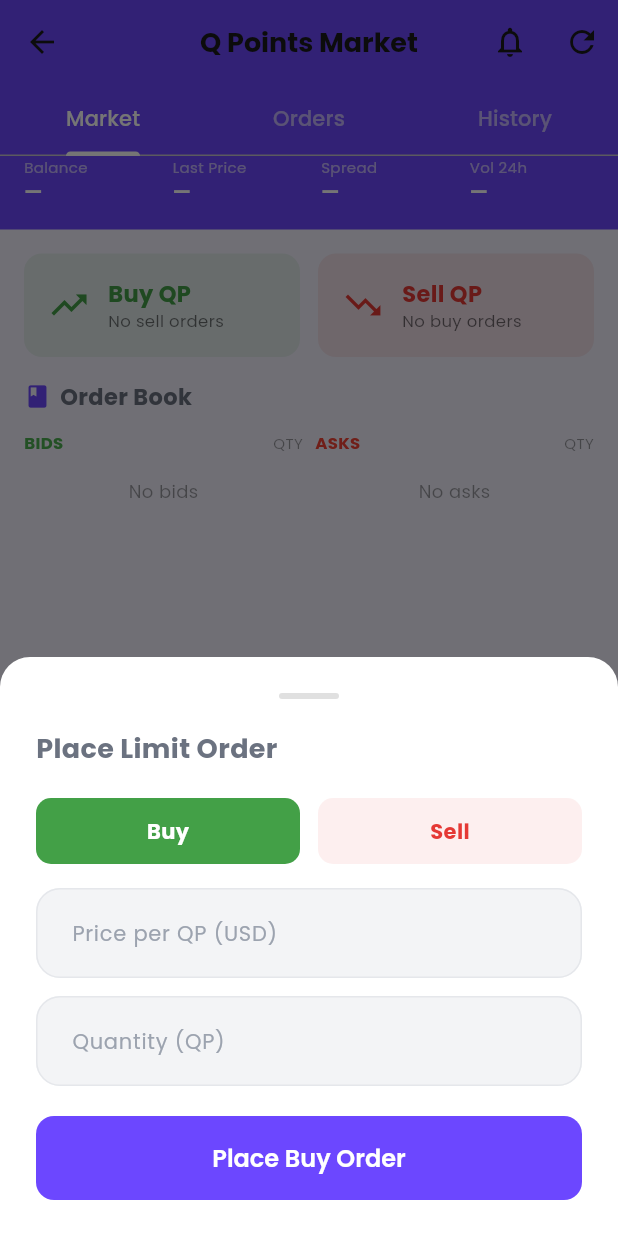
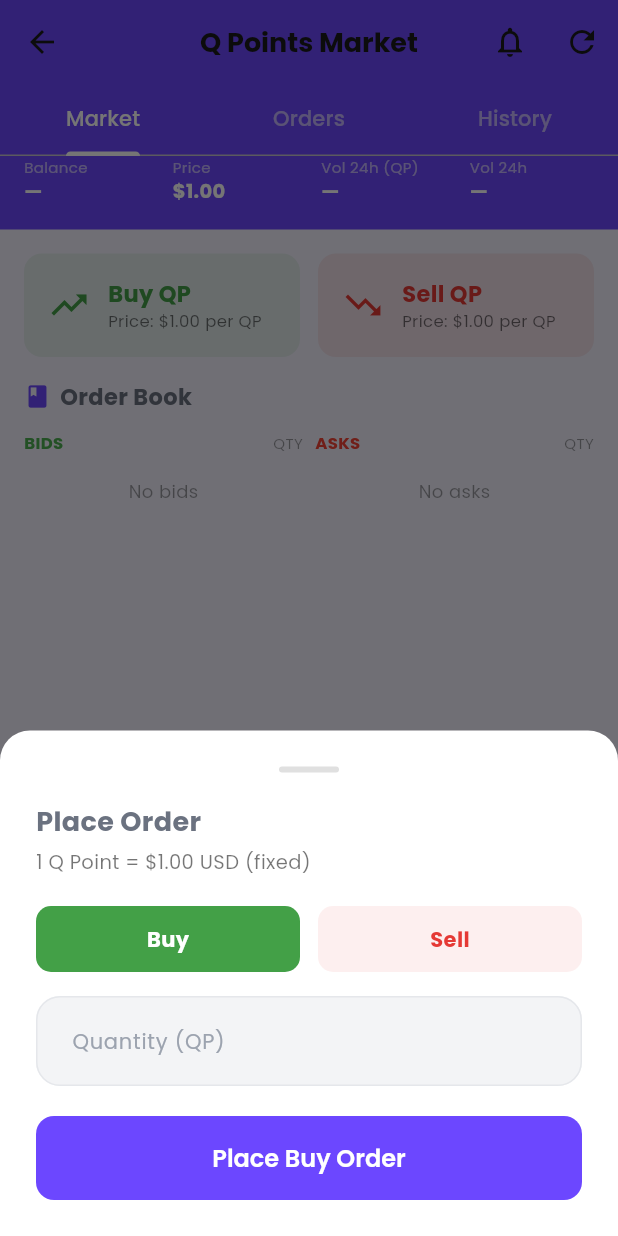
Before and after one commit to CIRCA-RL-GHANA/Flutter-Final, a Flutter app: the QPointMarketScreen screen opened by its route, after a tap on "Place Order", on a phone screen of 412 x 824 dp. Run offline on Flutter 3.47's test engine with Material 3 defaults, Android fonts, the phone set to English and light mode, and no system bars; our stand-ins replace connectivity_plus, dio, flutter_riverpod, google_fonts, hive, hive_flutter and 2 more; missing offline and left inert: dart:html; accounts and stored records are empty; statements that could not run were skipped.

Commit message:
fix(qpoints-ui): remove price input, enforce fixed 1.00 display

```diff
--- a/lib/features/go/screens/qpoint_market_screen.dart
+++ b/lib/features/go/screens/qpoint_market_screen.dart
@@ -154,18 +154,14 @@ class _StatsBanner extends StatelessWidget {
                 : '—',
           ),
           const SizedBox(width: 16),
-          _Stat(
-            label: 'Last Price',
-            value: stats?.lastPrice != null
-                ? '\$${stats!.lastPrice!.toStringAsFixed(4)}'
-                : '—',
+          const _Stat(
+            label: 'Price',
+            value: '\$1.00',
           ),
           const SizedBox(width: 16),
           _Stat(
-            label: 'Spread',
-            value: stats?.spreadPercent != null
-                ? '${stats!.spreadPercent!.toStringAsFixed(2)}%'
-                : '—',
+            label: 'Vol 24h (QP)',
+            value: stats != null ? _formatVol(stats.volume24h) : '—',
           ),
           const SizedBox(width: 16),
           _Stat(
@@ -236,17 +232,12 @@ class _QuickActions extends StatelessWidget {
 
   @override
   Widget build(BuildContext context) {
-    final bestBid = provider.orderBook?.bestBid;
-    final bestAsk = provider.orderBook?.bestAsk;
-
     return Row(
       children: [
         Expanded(
           child: _ActionCard(
             label: 'Buy QP',
-            subLabel: bestAsk != null
-                ? 'Best ask: \$${bestAsk.toStringAsFixed(4)}'
-                : 'No sell orders',
+            subLabel: 'Price: \$1.00 per QP',
             color: Colors.green.shade600,
             icon: Icons.trending_up,
             onTap: () => _showCashInSheet(context),
@@ -256,9 +247,7 @@ class _QuickActions extends StatelessWidget {
         Expanded(
           child: _ActionCard(
             label: 'Sell QP',
-            subLabel: bestBid != null
-                ? 'Best bid: \$${bestBid.toStringAsFixed(4)}'
-                : 'No buy orders',
+            subLabel: 'Price: \$1.00 per QP',
             color: Colors.red.shade600,
             icon: Icons.trending_down,
             onTap: () => _showCashOutSheet(context),
@@ -649,14 +638,12 @@ class _PlaceOrderSheet extends StatefulWidget {
 }
 
 class _PlaceOrderSheetState extends State<_PlaceOrderSheet> {
-  final _priceCtrl = TextEditingController();
   final _qtyCtrl = TextEditingController();
   final _formKey = GlobalKey<FormState>();
   String _type = 'buy';
 
   @override
   void dispose() {
-    _priceCtrl.dispose();
     _qtyCtrl.dispose();
     super.dispose();
   }
@@ -693,9 +680,14 @@ class _PlaceOrderSheetState extends State<_PlaceOrderSheet> {
                   ),
                 ),
               ),
-              const Text('Place Limit Order',
+              const Text('Place Order',
                   style:
                       TextStyle(fontWeight: FontWeight.bold, fontSize: 18)),
+              const SizedBox(height: 4),
+              const Text(
+                '1 Q Point = \$1.00 USD (fixed)',
+                style: TextStyle(color: Colors.black54, fontSize: 13),
+              ),
               const SizedBox(height: 20),
 
               // Buy / Sell toggle
@@ -719,23 +711,6 @@ class _PlaceOrderSheetState extends State<_PlaceOrderSheet> {
               const SizedBox(height: 16),
 
               TextFormField(
-                controller: _priceCtrl,
-                keyboardType:
-                    const TextInputType.numberWithOptions(decimal: true),
-                decoration: const InputDecoration(
-                  labelText: 'Price per QP (USD)',
-                  prefixText: '\$ ',
-                  border: OutlineInputBorder(),
-                ),
-                validator: (v) {
-                  final n = double.tryParse(v ?? '');
-                  if (n == null || n <= 0) return 'Enter a valid price';
-                  return null;
-                },
-              ),
-              const SizedBox(height: 12),
-
-              TextFormField(
                 controller: _qtyCtrl,
                 keyboardType:
                     const TextInputType.numberWithOptions(decimal: true),
@@ -743,30 +718,28 @@ class _PlaceOrderSheetState extends State<_PlaceOrderSheet> {
                   labelText: 'Quantity (QP)',
                   border: OutlineInputBorder(),
                 ),
+                onChanged: (_) => setState(() {}),
                 validator: (v) {
                   final n = double.tryParse(v ?? '');
                   if (n == null || n <= 0) return 'Enter a valid quantity';
                   return null;
                 },
               ),
-              const SizedBox(height: 20),
+              const SizedBox(height: 12),
 
-              // Estimated total
-              if (_priceCtrl.text.isNotEmpty && _qtyCtrl.text.isNotEmpty)
+              // Estimated total using fixed $1.00
+              if (_qtyCtrl.text.isNotEmpty)
                 Padding(
                   padding: const EdgeInsets.only(bottom: 12),
                   child: Text(
-                    'Estimated: \$${(double.tryParse(_priceCtrl.text) ?? 0) * (double.tryParse(_qtyCtrl.text) ?? 0)}'
-                        .replaceAllMapped(
-                      RegExp(r'(\d+)\.(\d{2})\d*'),
-                      (m) => '${m[1]}.${m[2]}',
-                    ),
+                    'Total: \$${(double.tryParse(_qtyCtrl.text) ?? 0).toStringAsFixed(2)}',
                     style: const TextStyle(
                       color: kMarketColor,
                       fontWeight: FontWeight.bold,
                     ),
                   ),
                 ),
+              const SizedBox(height: 8),
 
               SizedBox(
                 width: double.infinity,
@@ -784,7 +757,7 @@ class _PlaceOrderSheetState extends State<_PlaceOrderSheet> {
                           if (!_formKey.currentState!.validate()) return;
                           final err = await provider.placeOrder(
                             type: _type,
-                            price: double.parse(_priceCtrl.text),
+                            price: 1.0,
                             quantity: double.parse(_qtyCtrl.text),
                           );
                           if (!ctx.mounted) return;
@@ -885,11 +858,9 @@ class _CashInOutSheetState extends State<_CashInOutSheet> {
   Widget build(BuildContext context) {
     return Consumer<QPointMarketProvider>(
       builder: (ctx, provider, _) {
-        final refPrice = widget.isBuy
-            ? provider.orderBook?.bestAsk
-            : provider.orderBook?.bestBid;
+        const fixedPrice = 1.0;
         final qty = double.tryParse(_qtyCtrl.text) ?? 0;
-        final estimated = refPrice != null ? refPrice * qty : null;
+        final estimated = qty > 0 ? fixedPrice * qty : null;
         final isLoading =
             widget.isBuy ? provider.isCashingIn : provider.isCashingOut;
         final color =
@@ -927,26 +898,11 @@ class _CashInOutSheetState extends State<_CashInOutSheet> {
                   style: const TextStyle(
                       fontWeight: FontWeight.bold, fontSize: 18),
                 ),
-                if (refPrice != null)
-                  Padding(
+                Padding(
                     padding: const EdgeInsets.only(top: 6, bottom: 16),
                     child: Text(
-                      widget.isBuy
-                          ? 'Best ask: \$${refPrice.toStringAsFixed(4)}'
-                          : 'Best bid: \$${refPrice.toStringAsFixed(4)}',
-                      style:
-                          TextStyle(color: color, fontWeight: FontWeight.w500),
-                    ),
-                  )
-                else
-                  Padding(
-                    padding: const EdgeInsets.symmetric(vertical: 12),
-                    child: Text(
-                      widget.isBuy
-                          ? 'No sell orders available. Place a limit buy order instead.'
-                          : 'No buy orders available. Place a limit sell order instead.',
-                      style: const TextStyle(
-                          color: Colors.orange, fontSize: 13),
+                      'Price: \$1.00 per QP (fixed)',
+                      style: TextStyle(color: color, fontWeight: FontWeight.w500),
                     ),
                   ),
                 TextFormField(
@@ -986,7 +942,7 @@ class _CashInOutSheetState extends State<_CashInOutSheet> {
                       shape: RoundedRectangleBorder(
                           borderRadius: BorderRadius.circular(12)),
                     ),
-                    onPressed: (isLoading || refPrice == null)
+                    onPressed: isLoading
                         ? null
                         : () async {
                             if (!_formKey.currentState!.validate()) return;
```
